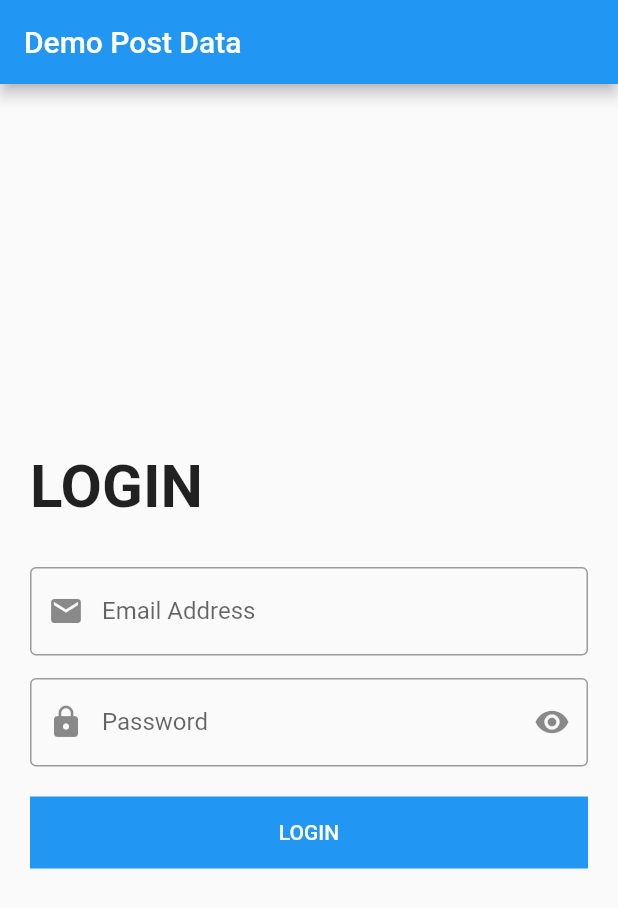
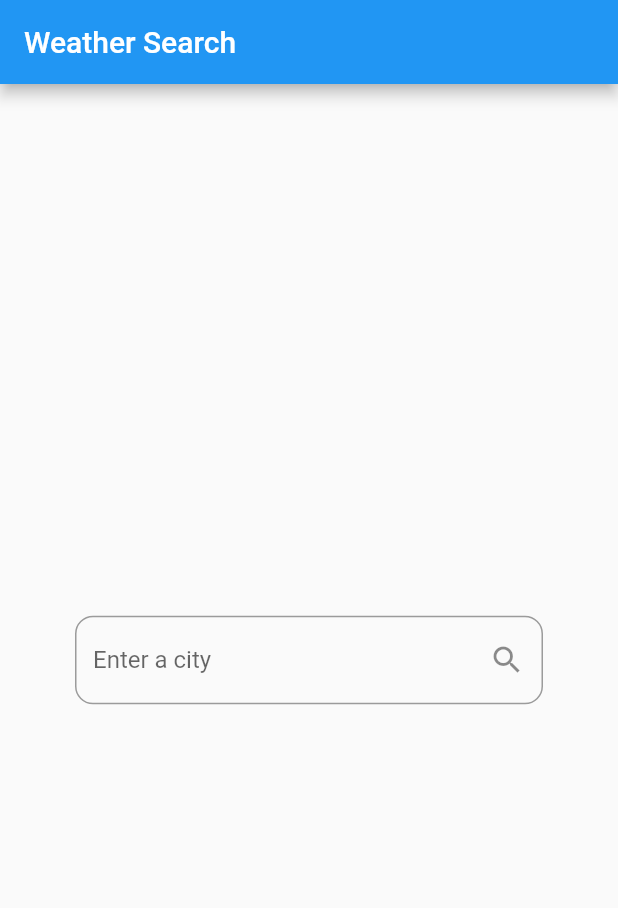
Before and after one commit to muhammedelsaman/htmlTopdf_1, a Flutter app: the screen it shows after launch, on a phone screen of 412 x 824 dp. Shown: the top 908 px of the screen. Run offline on Flutter 3.47's test engine with Material 2 defaults, Android fonts, the phone set to English and light mode, and no system bars; our stand-ins replace dio, flutter_riverpod, fluttertoast, webview_flutter; missing offline and left inert: flutter_html_to_pdf, syncfusion_flutter_pdfviewer; key blocks and very long unbroken strings in the code were emptied for the run.

Commit message:
riverpod with stateNotifier

```diff
--- /dev/null
+++ b/lib/blocs/providers/providers.dart
@@ -0,0 +1,10 @@
+import 'package:covert_html_to_pdf/models/weather.dart';
+import 'package:covert_html_to_pdf/repositories/weather_repository.dart';
+import 'package:flutter_riverpod/flutter_riverpod.dart';
+
+final weatherRepositoryProvider = Provider<WeatherRepository>(
+        (ref) => FakeWeatherRepository());
+
+final weatherNotifierProvider = StateNotifierProvider(
+    (ref) => WeatherNotifier(ref.watch(weatherRepositoryProvider))
+);
--- /dev/null
+++ b/lib/blocs/providers/weather_notifier.dart
@@ -0,0 +1,48 @@
+import 'package:flutter_riverpod/flutter_riverpod.dart';
+
+import '../../models/weather.dart';
+import '../../repositories/weather_repository.dart';
+
+abstract class WeatherState {
+  WeatherState();
+}
+
+class WeatherInitial extends WeatherState {
+
+  WeatherInitial();
+}
+
+class WeatherLoading extends WeatherState {
+   WeatherLoading();
+}
+
+class WeatherLoaded extends WeatherState {
+  final Weather weather;
+   WeatherLoaded(this.weather);
+
+  @override
+  bool operator ==(Object o) {
+    if (identical(this, o)) return true;
+
+    return o is WeatherLoaded && o.weather == weather;
+  }
+
+  @override
+  int get hashCode => weather.hashCode;
+}
+
+class WeatherNotifier extends StateNotifier<WeatherState> {
+  final WeatherRepository _weatherRepository;
+
+  WeatherNotifier(this._weatherRepository) : super(WeatherInitial());
+
+  Future<void> getWeather(String cityName) async {
+    try {
+      state = WeatherLoading();
+      final weather = await _weatherRepository.fetchWeather(cityName);
+      state = WeatherLoaded(weather);
+    } on NetworkException {
+      state = WeatherError("Couldn't fetch weather. Is the device online?");
+    }
+  }
+}
--- a/lib/main.dart
+++ b/lib/main.dart
@@ -1,5 +1,5 @@
 import 'package:covert_html_to_pdf/data/remote/dio_helper.dart';
-import 'package:covert_html_to_pdf/ui/screen/login_screen.dart';
+import 'package:covert_html_to_pdf/ui/screen/weather_search_page.dart';
 import 'package:flutter/material.dart';
 import 'package:flutter_riverpod/flutter_riverpod.dart';
 
@@ -14,14 +14,15 @@ class MyApp extends StatelessWidget {
   // This widget is the root of your application.
   @override
   Widget build(BuildContext context) {
-    return MaterialApp(
-      debugShowCheckedModeBanner: false,
-      title: 'Flutter Demo',
-      theme: ThemeData(
-        primarySwatch: Colors.blue,
+    return ProviderScope(
+      child: MaterialApp(
+        debugShowCheckedModeBanner: false,
+        title: 'Flutter Demo',
+        theme: ThemeData(
+          primarySwatch: Colors.blue,
+        ),
+        home:  const WeatherSearchPage(),
       ),
-      //home: const html_to_pdf(),
-      home:  LoginScreen(),
     );
   }
 }
--- /dev/null
+++ b/lib/models/weather.dart
@@ -0,0 +1,63 @@
+
+import 'package:covert_html_to_pdf/blocs/providers/weather_notifier.dart';
+import 'package:flutter_riverpod/flutter_riverpod.dart';
+
+import '../repositories/weather_repository.dart';
+
+class Weather {
+  final String cityName;
+  final double temperatureCelsius;
+
+  Weather({
+    required this.cityName,
+    required this.temperatureCelsius,
+  });
+
+  @override
+  //bool operator ==(Object o) {
+    bool operator ==(Object other) {
+    if (identical(this, other)) return true;
+
+    return other is Weather &&
+        other.cityName == cityName &&
+        other.temperatureCelsius == temperatureCelsius;
+  }
+
+  @override
+  int get hashCode => cityName.hashCode ^ temperatureCelsius.hashCode;
+}
+
+class WeatherError extends WeatherState {
+  final String message;
+   WeatherError(this.message);
+
+  @override
+  // bool operator ==(Object o) {
+  bool operator ==(Object other) {
+    if (identical(this, other)) return true;
+
+    return other is WeatherError && other.message == message;
+  }
+
+  @override
+  int get hashCode => message.hashCode;
+}
+
+
+// Coll StateNotifier
+
+class WeatherNotifier extends StateNotifier<WeatherState> {
+  final WeatherRepository _weatherRepository;
+
+  WeatherNotifier(this._weatherRepository) : super(WeatherInitial());
+
+  Future<void> getWeather(String cityName) async {
+    try {
+      state = WeatherLoading();
+      final weather = await _weatherRepository.fetchWeather(cityName);
+      state = WeatherLoaded(weather);
+    } on NetworkException {
+      state = WeatherError("Couldn't fetch weather. Is the device online?");
+    }
+  }
+}
--- /dev/null
+++ b/lib/ui/screen/weather_search_page.dart
@@ -0,0 +1,104 @@
+
+// ignore_for_file: deprecated_member_use
+
+import 'package:covert_html_to_pdf/blocs/providers/providers.dart';
+import 'package:flutter/material.dart';
+import 'package:flutter_riverpod/flutter_riverpod.dart';
+import '../../blocs/providers/weather_notifier.dart';
+import '../../models/weather.dart';
+
+class WeatherSearchPage extends StatefulWidget {
+  const WeatherSearchPage({Key? key}) : super(key: key);
+
+  @override
+  State<WeatherSearchPage> createState() => _WeatherSearchPageState();
+}
+
+class _WeatherSearchPageState extends State<WeatherSearchPage> {
+  @override
+  Widget build(BuildContext context) {
+    return Scaffold(
+      appBar: AppBar(
+        title: const Text("Weather Search"),
+      ),
+      body: ProviderListener(
+          onChange: (BuildContext context, previous, value) {  },
+          provider: weatherNotifierProvider,
+          child: Container(
+          padding: const EdgeInsets.symmetric(vertical: 16),
+          alignment: Alignment.center,
+            child: Consumer(builder: (context, WidgetRef ref, child) {
+              final state = ref.watch(weatherNotifierProvider);
+              if (state is WeatherInitial) {
+                return buildInitialInput();
+              } else if (state is WeatherLoading) {
+                return buildLoading();
+              } else if (state is WeatherLoaded) {
+                return buildColumnWithData(state.weather);
+              } else {
+                return buildInitialInput();
+              }
+            },
+            ),
+          ),
+      ),
+    );
+  }
+
+  Widget buildInitialInput() {
+    return const Center(
+      child: CityInputField(),
+    );
+  }
+
+  Widget buildLoading() {
+    return const Center(
+      child: CircularProgressIndicator(),
+    );
+  }
+
+  Column buildColumnWithData(Weather weather) {
+    return Column(
+      mainAxisAlignment: MainAxisAlignment.spaceEvenly,
+      children: <Widget>[
+        Text(
+          weather.cityName,
+          style: const TextStyle(
+            fontSize: 40,
+            fontWeight: FontWeight.w700,
+          ),
+        ),
+        Text(
+          // Display the temperature with 1 decimal place
+          "${weather.temperatureCelsius.toStringAsFixed(1)} °C",
+          style: const TextStyle(fontSize: 80),
+        ),
+        const CityInputField(),
+      ],
+    );
+  }
+}
+
+class CityInputField extends ConsumerWidget {
+  const CityInputField({super.key});
+
+  @override
+  Widget build(BuildContext context,WidgetRef ref) {
+    return Padding(
+      padding: const EdgeInsets.symmetric(horizontal: 50),
+      child: TextField(
+        onSubmitted: (value) => submitCityName(ref, value),
+        textInputAction: TextInputAction.search,
+        decoration: InputDecoration(
+          hintText: "Enter a city",
+          border: OutlineInputBorder(borderRadius: BorderRadius.circular(12)),
+          suffixIcon: const Icon(Icons.search),
+        ),
+      ),
+    );
+  }
+
+  void submitCityName(WidgetRef ref, String cityName) {
+    ref.read(weatherNotifierProvider.notifier).getWeather(cityName);
+  }
+}
```
Also changed, not shown: lib/repositories/weather_repository.dart (added, +40 -0 lines), lib/models/data_controller.dart (renamed from lib/Models/data_controller.dart), lib/models/login_model.dart (renamed from lib/Models/login_model.dart), lib/models/login_model.g.dart (renamed from lib/Models/login_model.g.dart), lib/models/product_model.dart (renamed from lib/Models/product_model.dart), lib/models/product_model.g.dart (renamed from lib/Models/product_model.g.dart).
